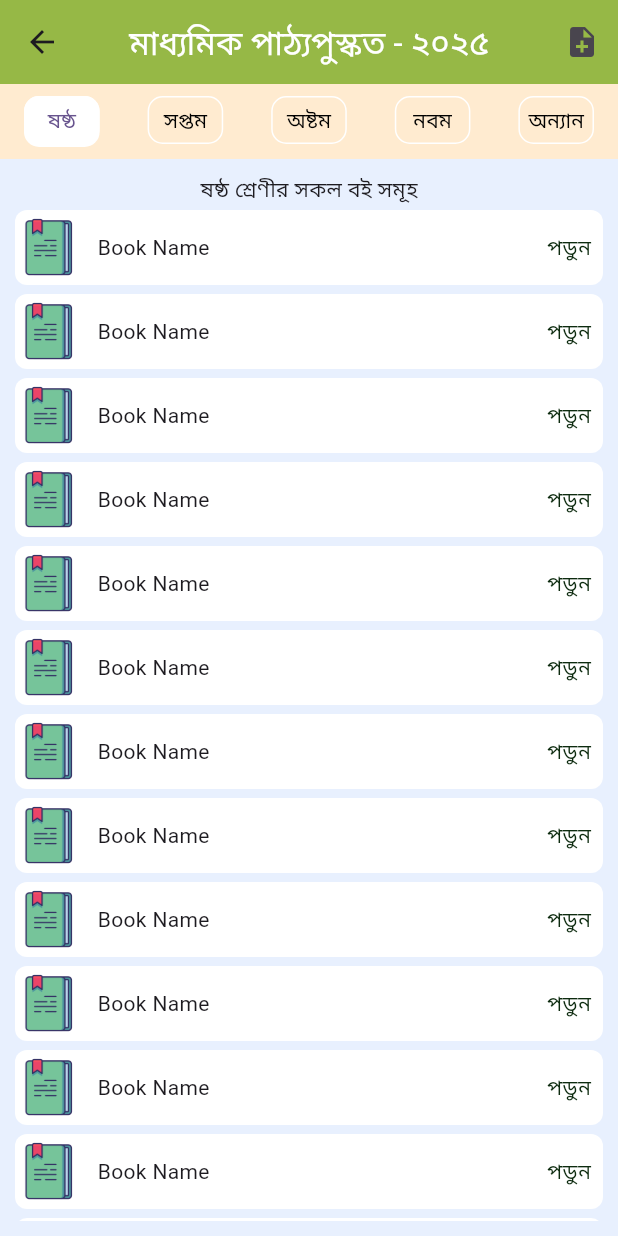
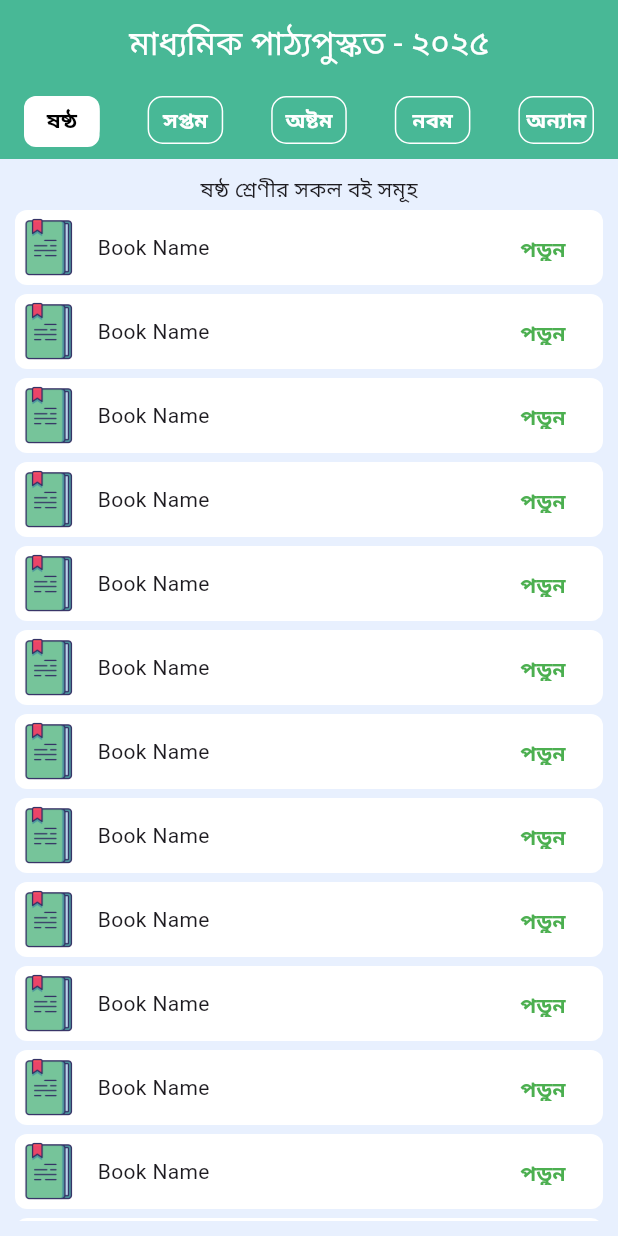
Before and after one commit to srmanry/pdbook, a Flutter app: the FristScreen screen opened directly, on a phone screen of 412 x 824 dp. Run offline on Flutter 3.47's test engine with Material 3 defaults, Android fonts, the phone set to English and light mode, and no system bars; our stand-ins replace animated_text_kit, get; missing offline and left inert: syncfusion_flutter_pdfviewer.

Commit message:
80%complited

```diff
--- a/lib/class/calss_six.dart
+++ b/lib/class/calss_six.dart
@@ -1,68 +1,46 @@
 import 'package:flutter/material.dart';
+import 'package:get/get.dart';
+import 'package:ntrc_book/class/pdf_view.dart';
+import 'package:syncfusion_flutter_pdfviewer/pdfviewer.dart';
 
-class ClsSixScreen extends StatelessWidget {
+class ClsSixScreen extends StatefulWidget {
   const ClsSixScreen({super.key});
 
   @override
+  State<ClsSixScreen> createState() => _ClsSixScreenState();
+}
+
+class _ClsSixScreenState extends State<ClsSixScreen> {
+  @override
   Widget build(BuildContext context) {
-    return Scaffold(
-      backgroundColor: Color(0xffE8F0FE),
-      body: Padding(
-        padding: const EdgeInsets.symmetric(vertical: 10, horizontal: 0),
-        child: Column(
-          children: [
-            const Center(
-              child:
-            //  Text(" Class Six all books - 2025 "),
-              Text("ষষ্ঠ শ্রেণীর সকল বই সমূহ"),
-            ),
-            Expanded(
-                child: ListView.builder(
+    return Scaffold(backgroundColor: const Color(0xffE8F0FE),
+      body: Padding(padding: const EdgeInsets.symmetric(vertical: 10, horizontal: 0),
+        child: Column(children: [
+            const Center( child: Text("ষষ্ঠ শ্রেণীর সকল বই সমূহ"),),
+            Expanded(child: ListView.builder(
                     itemCount: 15,
                     itemBuilder: (_, index) {
-                      return Padding(
-                        padding: const EdgeInsets.symmetric(
-                            horizontal: 10, vertical: 3),
-                        child: Container(
-                          height: 50,
-                          decoration: BoxDecoration(
-                              borderRadius: BorderRadius.circular(8),
-                              color: Colors.white),
-                          child: Row(
-                            mainAxisAlignment: MainAxisAlignment.spaceBetween,
+                      return Padding( padding: const EdgeInsets.symmetric(horizontal: 10, vertical: 3),
+                        child: Container(height: 50, decoration: BoxDecoration( borderRadius: BorderRadius.circular(8), color: Colors.white),
+                          child:  Row( mainAxisAlignment: MainAxisAlignment.spaceBetween,
                             children: [
-                              Row(
-                                children: [
-                                  Image(
-                                    image: AssetImage(
-                                      "assets/images/B.png",
-                                    ),
-                                    height: 45,
-                                    fit: BoxFit.cover,
-                                  ),
-                                  SizedBox(
-                                    width: 10,
-                                  ),
-                                  Text("Book Name"),
-                                ],
-                              ),
-                              Padding(
-                                padding: const EdgeInsets.all(8.0),
-                                child: Text(
-                                  'পডুন',
-                                 // "Read",
-                                  style: TextStyle(
-                                      color: Color.fromARGB(255, 13, 43, 15)),
-                                ),
-                              ),
-                            ],
-                          ),
-                        ),
-                      );
+                              const Row( children: [
+                                Image(image: AssetImage("assets/images/B.png", ), height: 45, fit: BoxFit.cover, ),
+                                SizedBox( width: 10,), Text("Book Name"), ], ),
+                               Padding( padding: const EdgeInsets.all(8.0),
+                                // child: InkWell(onTap: (){
+                                //   //SfPdfViewer.asset('assets/sixenglish.pdf');
+                                // },
+                                   // child: const Text('পডুন',style: TextStyle( color: Colors.green,fontSize: 14,fontWeight: FontWeight.w600),)),),
+
+                                 child:
+                                 TextButton(onPressed: (){
+                                   Get.to(const PdfViewScreen());
+                              }, child:const Text('পডুন',style: TextStyle( color: Colors.green,fontSize: 14,fontWeight: FontWeight.w600),) ))
+                            ],  ),
+                        ),);
                     }))
-          ],
-        ),
-      ),
+          ],), ),
     );
   }
 }
--- /dev/null
+++ b/lib/custom/custom_tab.dart
@@ -0,0 +1,14 @@
+import 'package:flutter/material.dart';
+import 'package:ntrc_book/custom/style.dart';
+
+class CustomTabName extends StatelessWidget {
+  final String tabName;
+  const CustomTabName({super.key, required this.tabName});
+
+  @override
+  Widget build(BuildContext context) {
+    return Container(height: 35,decoration: BoxDecoration( borderRadius:BorderRadius.circular(10),
+        border: Border.all(  color: Colors.white)),
+      child:  Align( alignment: Alignment.center, child:Text(tabName,style: tabTextStyle,),  ));
+  }
+}
--- /dev/null
+++ b/lib/custom/style.dart
@@ -0,0 +1,6 @@
+
+
+import 'package:flutter/material.dart';
+
+var tabTextStyle =  const TextStyle(fontSize: 14,fontWeight: FontWeight.w600);
+var splashTextStyle =  const TextStyle(fontSize: 30,fontWeight: FontWeight.w600,color: Colors.green);
--- a/lib/first_screen.dart
+++ b/lib/first_screen.dart
@@ -4,9 +4,10 @@ import 'package:ntrc_book/class/calss_six.dart';
 import 'package:ntrc_book/class/class_eight.dart';
 import 'package:ntrc_book/class/class_nine.dart';
 import 'package:ntrc_book/class/class_seven.dart';
-import 'package:ntrc_book/class/others.dart';
+import 'package:ntrc_book/custom/custom_tab.dart';
 
-import 'note/note_page.dart';
+
+
 import 'screen/bookpage.dart';
 
 class FristScreen extends StatelessWidget {
@@ -14,65 +15,35 @@ class FristScreen extends StatelessWidget {
 
   @override
   Widget build(BuildContext context) {
-    return SafeArea(child: Scaffold(backgroundColor: Colors.cyan,
+    return Scaffold(backgroundColor: Colors.cyan,
         //backgroundColor: Color(0xfffFFEBD0),
-          appBar: AppBar(forceMaterialTransparency: false,
+          appBar: AppBar(forceMaterialTransparency: false,automaticallyImplyLeading:false,
          // backgroundColor: const Color(0xfffFFEBD0),
-          backgroundColor: const Color(0xfff96B846), centerTitle: true,
-          title: const Text(  "মাধ্যমিক পাঠ্যপুস্কত - ২০২৫",  style: TextStyle(color: Colors.white),),
-
-          actions: [ IconButton( onPressed: () { Get.to(const NoteScreen()); },  icon: const Icon(Icons.note_add))],),
-        body: Column( children: [Expanded( flex: 2,
+          //backgroundColor: const Color(0xfff45B5AA),
+            backgroundColor: const Color(0xfff48B896),
+            centerTitle: true,
+            title: const Text("মাধ্যমিক পাঠ্যপুস্কত - ২০২৫",  style: TextStyle(color: Colors.white),),),
+            body: Column( children: [Expanded( flex: 2,
                 child: DefaultTabController( length: 5,
                     child: Column( children: [Material(
-                            child: Container(height: 50,color: const Color(0xfffFFEBD0),
-                            child: Center(child: TabBar(
-                                  indicator: BoxDecoration( borderRadius: BorderRadius.circular(10),  color: Colors.white),
-                                  // unselectedLabelStyle:
-                                  //     TextStyle(color: Colors.red),
-                                  unselectedLabelColor: Colors.black,
-                                  // labelPadding: EdgeInsets.symmetric(
-                                  //   vertical: 8,
-                                  //   horizontal: 8,
-                                  // ),
-                                  dividerHeight: 0,
-                                  //dividerColor: Colors.amber,
+                            child: Container(height: 50,color: const Color(0xfff48B896),
+                              child: Center(child: TabBar(
+                                indicator: BoxDecoration( borderRadius: BorderRadius.circular(8),  color: Colors.white,),
+                                  unselectedLabelColor: Colors.white,
+                                  labelStyle: const TextStyle(color: Colors.black), dividerHeight: 0,
                                   padding:const EdgeInsets.only(top: 8, bottom: 8),
-                                  //indicatorSize: TabBarIndicatorSize.label,
-                                  // physics: const ClampingScrollPhysics(),
-                                  // padding: const EdgeInsets.only(
-                                  //     top: 10, left: 10, right: 10, bottom: 7),
-                                  tabs: [
-                                  Tab(child: Container( height: 35, decoration: BoxDecoration( borderRadius: BorderRadius.circular(10),
-                                  border: Border.all(   color: Colors.white, width: 1),),
-                                  child: const Align( alignment: Alignment.center, child:Text("ষষ্ঠ"), ), ), ),
-
-                                    Tab(child: Container(height: 35,decoration: BoxDecoration( borderRadius:BorderRadius.circular(10),
-                                    border: Border.all(  color: Colors.white)),
-                                    child: const Align( alignment: Alignment.center, child:Text("সপ্তম"),  ),), ),
-
-                                    Tab( child: Container(height: 35,decoration: BoxDecoration(
-                                        borderRadius: BorderRadius.circular(10), border: Border.all( color: Colors.white)),
-                                        child: const Align(  alignment: Alignment.center,child:Text("অষ্টম"),), ),
-                                    ),
-                                    Tab( child: Container( height: 35,
-                                            decoration: BoxDecoration( borderRadius: BorderRadius.circular(10),
-                                            border: Border.all( color: Colors.white)),
-                                            child: const Align( alignment: Alignment.center,  child:Text("নবম"), ),),
-                                    ),
-                                    Tab(child: Container( height: 35,  decoration: BoxDecoration(
-                                            borderRadius: BorderRadius.circular(10),
-                                            border: Border.all( color: Colors.white)),
-                                            child: const Align( alignment: Alignment.center, child: Text("অন্যান"),),
-                                      ),
-                                    ),
+                                  tabs: const [
+                                    Tab(child:CustomTabName(tabName: 'ষষ্ঠ',) ),
+                                    Tab(child:CustomTabName(tabName: 'সপ্তম',) ),
+                                    Tab(child:CustomTabName(tabName: 'অষ্টম',) ),
+                                    Tab(child:CustomTabName(tabName: 'নবম',) ),
+                                    Tab(child:CustomTabName(tabName: 'অন্যান',) ),
                                   ]),
                             ),),),
                         const Expanded(child: TabBarView(children: [ClsSixScreen(), ClsSevenScreen(),  ClsEigntScreen(),  ClsNineScreen(),  GridBookPage()]), )
                       ], ))),
           ],),
 
-      ),
-    );
+      );
   }
 }
--- a/pubspec.yaml
+++ b/pubspec.yaml
@@ -36,6 +36,8 @@ dependencies:
   # Use with the CupertinoIcons class for iOS style icons.
   cupertino_icons: ^1.0.2
   get: ^4.6.6
+  animated_text_kit: ^4.2.2
+  syncfusion_flutter_pdfviewer: ^26.2.9
 
 dev_dependencies:
   flutter_test:
@@ -62,6 +64,7 @@ flutter:
   # To add assets to your application, add an assets section, like this:
   assets:
     - assets/images/
+    - assets/pdf/
   #   - images/a_dot_ham.jpeg
 
   # An image asset can refer to one or more resolution-specific "variants", see
```
Also changed, not shown: lib/class/pdf_view.dart (added, +14 -0 lines), lib/main.dart (+3 -6 lines), lib/splash_screen.dart (+28 -12 lines), assets/images/splash.png (added), assets/images/study.jpg (added), pubspec.lock, 6 other files.
